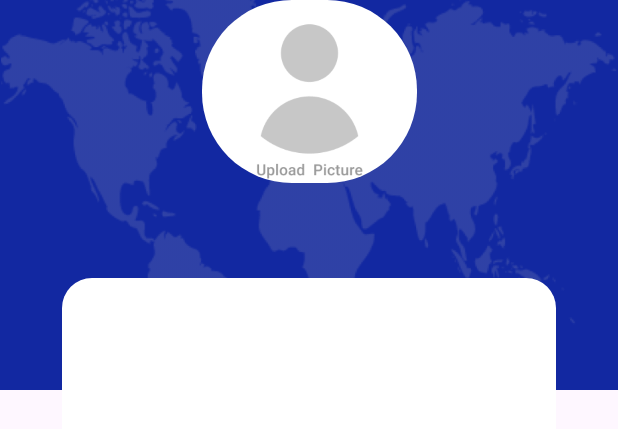
After one commit to alimbeker/CrimeApp, an Android app: the layout fragment_login.xml on its own in the app's theme, with its tools: preview values and no code run, on a phone screen of 412 x 824 dp. The commit adds this screen. Shown: the top 429 px of the screen. Run offline under Robolectric (Android 15) with nearby library versions, the phone set to English and light mode, and no system bars.

Commit message:
16th my commit created login page

```diff
--- /dev/null
+++ b/app/src/main/res/drawable/back_shape_earth.xml
@@ -0,0 +1,11 @@
+<?xml version="1.0" encoding="utf-8"?>
+<selector xmlns:android="http://schemas.android.com/apk/res/android">
+    <item>
+        <shape android:shape="rectangle">
+            <corners android:radius="20dp"/>
+            <solid android:color="@color/white"/>
+
+        </shape>
+
+    </item>
+</selector>
--- /dev/null
+++ b/app/src/main/res/drawable/upload_picture_background.xml
@@ -0,0 +1,4 @@
+<shape xmlns:android="http://schemas.android.com/apk/res/android">
+    <solid android:color="@color/white" />
+    <corners android:radius="0dp" />
+</shape>
--- /dev/null
+++ b/app/src/main/res/layout/fragment_login.xml
@@ -0,0 +1,43 @@
+<?xml version="1.0" encoding="utf-8"?>
+<androidx.constraintlayout.widget.ConstraintLayout xmlns:android="http://schemas.android.com/apk/res/android"
+    xmlns:tools="http://schemas.android.com/tools"
+    android:layout_width="match_parent"
+    android:layout_height="match_parent"
+    xmlns:app="http://schemas.android.com/apk/res-auto"
+    tools:context=".presentation.LoginFragment">
+
+<ImageView
+    android:id="@+id/back_img_fon"
+    android:layout_width="match_parent"
+    android:layout_height="260dp"
+    android:src="@drawable/img_1"
+    android:background="@color/blue"
+    app:layout_constraintTop_toTopOf="parent"
+    app:layout_constraintStart_toStartOf="parent"
+    app:layout_constraintEnd_toEndOf="parent"
+    />
+
+    <androidx.constraintlayout.widget.ConstraintLayout
+        android:layout_width="329dp"
+        android:layout_height="551dp"
+        android:background="@drawable/back_shape_earth"
+        app:layout_constraintTop_toTopOf="parent"
+        app:layout_constraintEnd_toEndOf="parent"
+        app:layout_constraintStart_toStartOf="parent"
+        android:layout_marginTop="185dp"
+        >
+
+    </androidx.constraintlayout.widget.ConstraintLayout>
+
+    <ImageView
+        android:layout_width="143dp"
+        android:layout_height="122dp"
+        android:src="@drawable/upload_profile"
+        app:layout_constraintEnd_toEndOf="parent"
+        app:layout_constraintStart_toStartOf="parent"
+        android:background="@drawable/circle_shape"
+        android:backgroundTint="@color/white"
+        tools:layout_editor_absoluteY="134dp" />
+
+
+</androidx.constraintlayout.widget.ConstraintLayout>
```
Also changed, not shown: app/src/main/java/com/example/crimeguardian/presentation/LoginFragment.kt (added, +27 -0 lines), app/src/main/java/com/example/crimeguardian/presentation/aftersplash/fragment/AfterSplashFragment.kt (added, +26 -0 lines), app/src/main/java/com/example/crimeguardian/presentation/ai/fragment/AIFragment.kt (+21 -41 lines), app/src/main/java/com/example/crimeguardian/presentation/main/fragment/MainFragment.kt (+9 -0 lines), app/src/main/res/layout/fragment_a_i.xml (+9 -4 lines), app/src/main/res/layout/fragment_after_splash.xml (added, +13 -0 lines), app/src/main/res/navigation/navigation.xml (+8 -0 lines), app/src/main/res/drawable/img_1.png (added), app/src/main/res/drawable/upload_profile.png (added).
